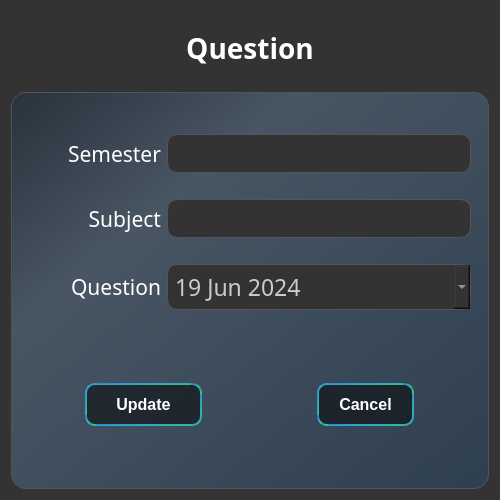
This is lab/src/lab/editsub.ui in vyshnav20/Department-Management-and-Learning-Platform as Qt 5 draws it before an edit. The edited form follows.
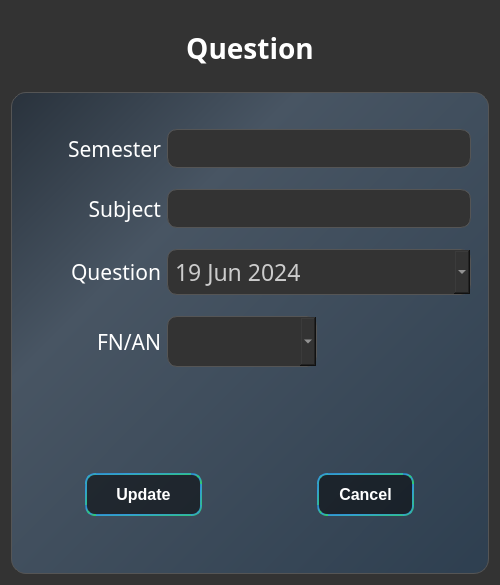
This is the edited form. Icons and pictures are not drawn.

Diff of the .ui file:
```diff
--- a/lab/src/lab/editsub.ui
+++ b/lab/src/lab/editsub.ui
@@ -7,7 +7,7 @@
     <x>0</x>
     <y>0</y>
     <width>500</width>
-    <height>500</height>
+    <height>585</height>
    </rect>
   </property>
   <property name="windowTitle">
@@ -214,18 +214,21 @@
      <layout class="QVBoxLayout" name="verticalLayout">
       <item>
        <widget class="QWidget" name="widget" native="true">
+        <property name="minimumSize">
+         <size>
+          <width>0</width>
+          <height>200</height>
+         </size>
+        </property>
         <property name="maximumSize">
          <size>
           <width>16777215</width>
-          <height>200</height>
+          <height>300</height>
          </size>
         </property>
         <layout class="QFormLayout" name="formLayout">
-         <property name="horizontalSpacing">
-          <number>6</number>
-         </property>
          <property name="verticalSpacing">
-          <number>26</number>
+          <number>21</number>
          </property>
          <item row="0" column="0">
           <widget class="QLabel" name="label_2">
@@ -365,6 +368,50 @@
            </property>
           </widget>
          </item>
+         <item row="3" column="0">
+          <widget class="QLabel" name="label_7">
+           <property name="minimumSize">
+            <size>
+             <width>132</width>
+             <height>0</height>
+            </size>
+           </property>
+           <property name="font">
+            <font>
+             <family>Orbitron</family>
+             <pointsize>16</pointsize>
+            </font>
+           </property>
+           <property name="text">
+            <string>FN/AN</string>
+           </property>
+           <property name="alignment">
+            <set>Qt::AlignRight|Qt::AlignTrailing|Qt::AlignVCenter</set>
+           </property>
+          </widget>
+         </item>
+         <item row="3" column="1">
+          <widget class="QComboBox" name="comboBox">
+           <property name="minimumSize">
+            <size>
+             <width>0</width>
+             <height>30</height>
+            </size>
+           </property>
+           <property name="maximumSize">
+            <size>
+             <width>150</width>
+             <height>16777215</height>
+            </size>
+           </property>
+           <property name="font">
+            <font>
+             <family>Agency FB</family>
+             <pointsize>20</pointsize>
+            </font>
+           </property>
+          </widget>
+         </item>
         </layout>
        </widget>
       </item>
```
